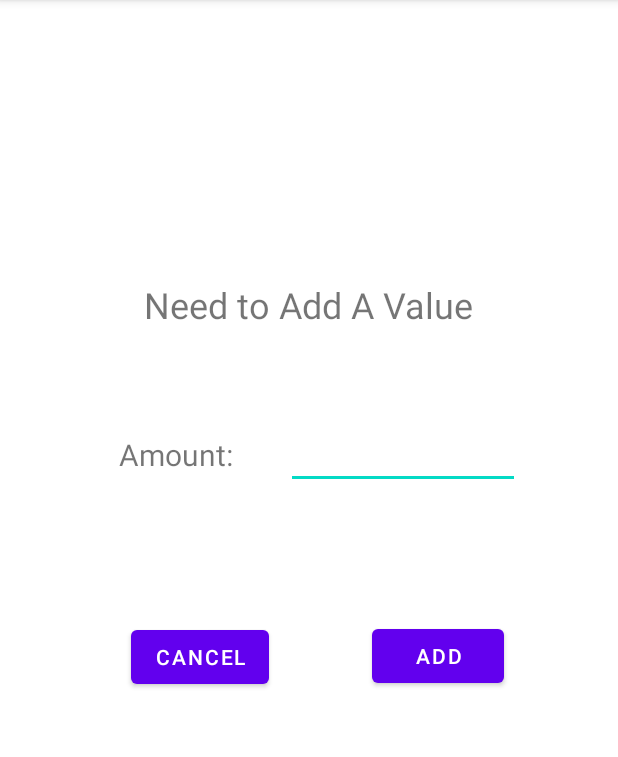
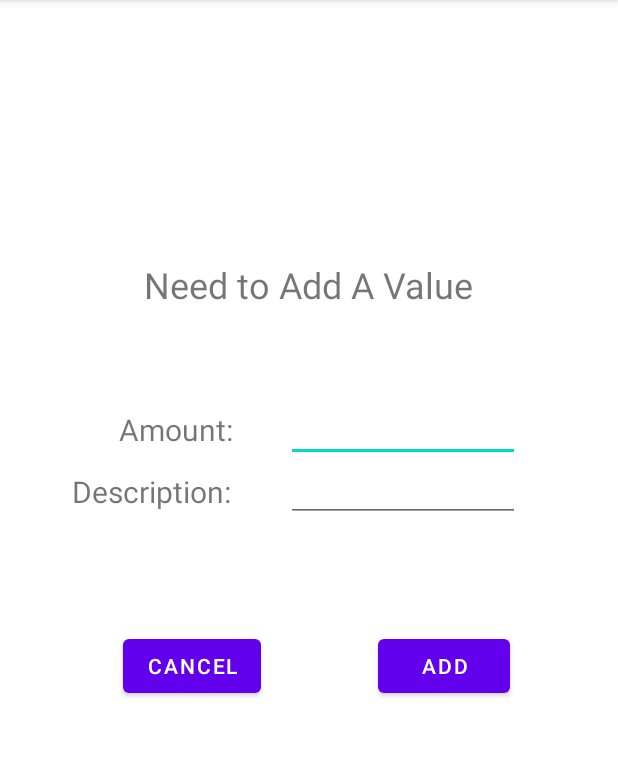
Before and after one commit to klazomania/Household_Organizor_2.0, an Android app: the Expense_Add_Activity screen opened directly, with no data from a screen before it, after a tap on "ADD", on a phone screen of 412 x 824 dp, the part 84-841 px from its top. Run offline under Robolectric (Android 15) with nearby library versions, the phone set to English and light mode, and no system bars.

Commit message:
w/ Sage's Update

```diff
--- a/app/src/main/java/com/example/tasklistapplication/Expense_Add_Activity.java
+++ b/app/src/main/java/com/example/tasklistapplication/Expense_Add_Activity.java
@@ -13,7 +13,8 @@ import java.util.ArrayList;
 
 public class Expense_Add_Activity extends AppCompatActivity {
 
-    private ArrayList<String> itemList;
+    private ArrayList<String> amountList;
+    private ArrayList<String> descList;
     private String total;
 
     @Override
@@ -22,23 +23,32 @@ public class Expense_Add_Activity extends AppCompatActivity {
         setContentView(R.layout.activity_expense_add);
         Intent i = getIntent();
         total = i.getStringExtra("total");
-        itemList = i.getStringArrayListExtra("list");
+        amountList = i.getStringArrayListExtra("amountList");
+        descList = i.getStringArrayListExtra("descList");
     }
 
     @SuppressLint("SetTextI18n")
     public void addAmount(View v){
 
-        String val = ((EditText)findViewById(R.id.amountInput)).getText().toString();
+        String amountVal = ((EditText)findViewById(R.id.amountInput)).getText().toString();
+        String descVal = ((EditText)findViewById(R.id.descInput)).getText().toString();
         Intent i = new Intent(this, Expense_Tracker.class);
 
-        if(val.equals("")){
+        if(amountVal.equals("")) {
             ((TextView) findViewById(R.id.message)).setText("Need to Add A Value");
             return;
         }
 
-        val = "$" + val;
-        i.putExtra("val", val);
-        i.putStringArrayListExtra("list", itemList);
+        if(descVal.equals("")){
+            ((TextView) findViewById(R.id.message)).setText("Need to Add A Description");
+            return;
+        }
+
+        amountVal = "$" + amountVal;
+        i.putExtra("amountVal", amountVal);
+        i.putExtra("descVal", descVal);
+        i.putStringArrayListExtra("amountList", amountList);
+        i.putStringArrayListExtra("descList", descList);
         i.putExtra("total",total);
         startActivity(i);
 
@@ -46,9 +56,11 @@ public class Expense_Add_Activity extends AppCompatActivity {
 
     public void cancel(View v){
         Intent i = new Intent(this, Expense_Tracker.class);
-        i.putStringArrayListExtra("list", itemList);
+        i.putStringArrayListExtra("amountList", amountList);
+        i.putStringArrayListExtra("descList", descList);
         i.putExtra("total", total);
-        i.putExtra("val", "cancel");
+        i.putExtra("amountVal", "cancel");
         startActivity(i);
     }
+
 }
--- a/app/src/main/res/layout/activity_expense_add.xml
+++ b/app/src/main/res/layout/activity_expense_add.xml
@@ -17,7 +17,7 @@
         app:layout_constraintHorizontal_bias="0.745"
         app:layout_constraintStart_toStartOf="parent"
         app:layout_constraintTop_toTopOf="parent"
-        app:layout_constraintVertical_bias="0.386" />
+        app:layout_constraintVertical_bias="0.361" />
 
     <TextView
         android:id="@+id/textView2"
@@ -30,20 +30,20 @@
         app:layout_constraintHorizontal_bias="0.692"
         app:layout_constraintStart_toStartOf="parent"
         app:layout_constraintTop_toTopOf="parent"
-        app:layout_constraintVertical_bias="0.391" />
+        app:layout_constraintVertical_bias="0.368" />
 
     <Button
         android:id="@+id/addButton"
         android:layout_width="wrap_content"
         android:layout_height="wrap_content"
-        android:layout_marginEnd="76dp"
+        android:layout_marginEnd="72dp"
         android:layout_marginBottom="16dp"
         android:onClick="addAmount"
         android:text="Add"
         app:layout_constraintBottom_toBottomOf="parent"
         app:layout_constraintEnd_toEndOf="parent"
         app:layout_constraintTop_toBottomOf="@+id/amountInput"
-        app:layout_constraintVertical_bias="0.231" />
+        app:layout_constraintVertical_bias="0.282" />
 
     <Button
         android:id="@+id/cancelButton"
@@ -53,10 +53,10 @@
         android:text="Cancel"
         app:layout_constraintBottom_toBottomOf="parent"
         app:layout_constraintEnd_toStartOf="@+id/addButton"
-        app:layout_constraintHorizontal_bias="0.558"
+        app:layout_constraintHorizontal_bias="0.512"
         app:layout_constraintStart_toStartOf="parent"
         app:layout_constraintTop_toBottomOf="@+id/amountInput"
-        app:layout_constraintVertical_bias="0.223" />
+        app:layout_constraintVertical_bias="0.272" />
 
     <TextView
         android:id="@+id/message"
@@ -70,4 +70,30 @@
         app:layout_constraintTop_toTopOf="parent"
         app:layout_constraintVertical_bias="0.761" />
 
+    <TextView
+        android:id="@+id/textView"
+        android:layout_width="wrap_content"
+        android:layout_height="wrap_content"
+        android:text="Description:"
+        android:textSize="20sp"
+        app:layout_constraintBottom_toBottomOf="parent"
+        app:layout_constraintEnd_toEndOf="parent"
+        app:layout_constraintHorizontal_bias="0.157"
+        app:layout_constraintStart_toStartOf="parent"
+        app:layout_constraintTop_toTopOf="parent"
+        app:layout_constraintVertical_bias="0.424" />
+
+    <EditText
+        android:id="@+id/descInput"
+        android:layout_width="156dp"
+        android:layout_height="48dp"
+        android:ems="10"
+        android:inputType="textPersonName"
+        app:layout_constraintBottom_toBottomOf="parent"
+        app:layout_constraintEnd_toEndOf="parent"
+        app:layout_constraintHorizontal_bias="0.745"
+        app:layout_constraintStart_toStartOf="parent"
+        app:layout_constraintTop_toTopOf="parent"
+        app:layout_constraintVertical_bias="0.417" />
+
 </androidx.constraintlayout.widget.ConstraintLayout>
```
Also changed, not shown: app/src/main/java/com/example/tasklistapplication/Expense_Tracker.java (+24 -33 lines), app/src/main/java/com/example/tasklistapplication/Home_Screen.java (+10 -0 lines), app/src/main/java/com/example/tasklistapplication/recyclerAdapter.java (+16 -8 lines), app/src/main/res/layout/expense_item_list.xml (+5 -6 lines).
